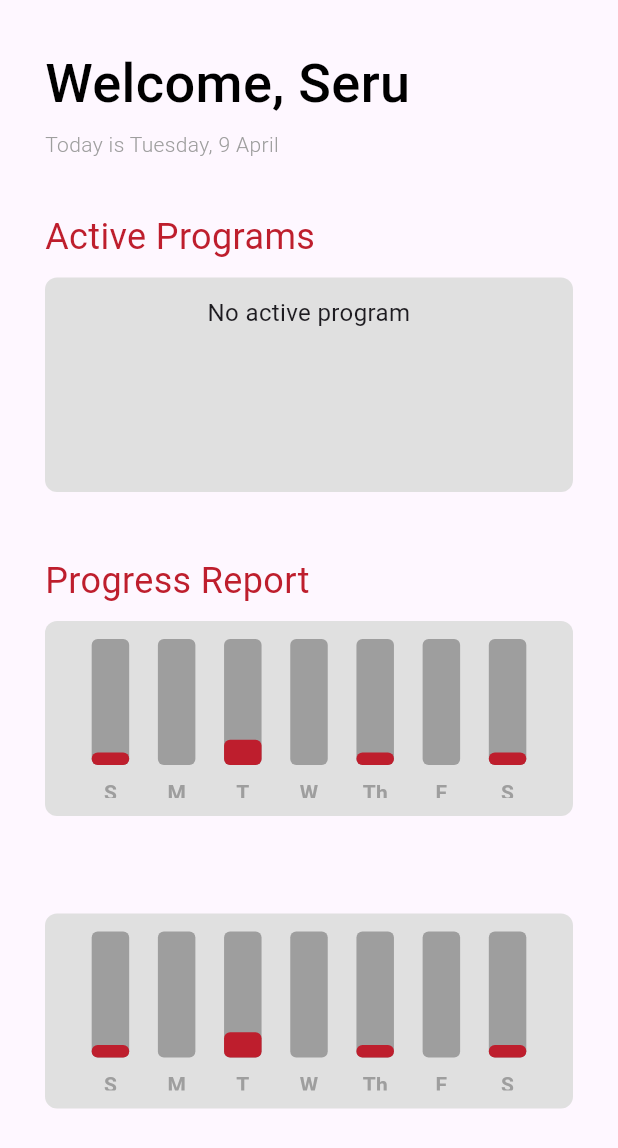
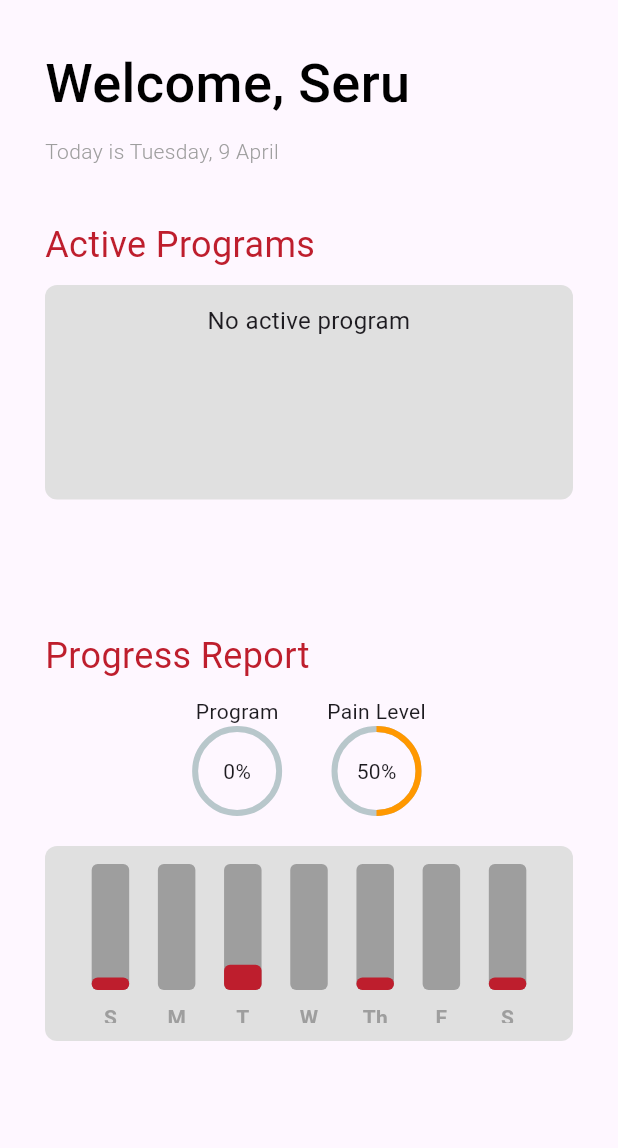
Before and after one commit to coar14/hiphab_hiptherapy, a Flutter app: the screen it shows after launch, on a phone screen of 412 x 824 dp. Shown: the top 1148 px of the screen. Run offline on Flutter 3.47's test engine with Material 3 defaults, Android fonts, the phone set to English and light mode, and no system bars; drawn by our look-alikes of fl_chart, percent_indicator; our stand-ins replace google_fonts; Roboto replaces fonts that are missing (Gellix).

Commit message:
added pie chart and adjust some charts

```diff
--- /dev/null
+++ b/lib/bargraph/pie_chart.dart
@@ -0,0 +1,36 @@
+import 'package:flutter/material.dart';
+import 'package:percent_indicator/percent_indicator.dart';
+
+class MyPieChart extends StatelessWidget {
+  const MyPieChart({super.key});
+
+  @override
+  Widget build(BuildContext context) {
+    return Scaffold(
+      body: Center(
+        child: Row(
+          mainAxisAlignment: MainAxisAlignment.center,
+          children: <Widget>[
+            CircularPercentIndicator(
+              radius: 30.0,
+              lineWidth: 4.0,
+              percent: 0.0,
+              header: new Text("Program"),
+              center: Text("0%"),
+              progressColor: Colors.red,
+            ),
+            SizedBox(width: 30.0),
+            CircularPercentIndicator(
+              radius: 30.0,
+              lineWidth: 4.0,
+              percent: 0.50,
+              header: new Text("Pain Level"),
+              center: Text("50%"),
+              progressColor: Colors.orange,
+            ),
+          ],
+        ),
+      ),
+    );
+  }
+}
--- a/lib/screens/home.dart
+++ b/lib/screens/home.dart
@@ -2,6 +2,7 @@ import 'package:flutter/material.dart';
 import 'package:google_fonts/google_fonts.dart';
 import 'package:intl/intl.dart';
 import 'package:therapy/bargraph/bar_graph.dart';
+import 'package:therapy/bargraph/pie_chart.dart';
 import 'package:therapy/themes/const_style.dart';
 
 class Home extends StatefulWidget {
@@ -32,7 +33,7 @@ class _HomeState extends State<Home> {
                   fontSize: 36,
                 ),
               ),
-              const SizedBox(height: 5),
+              const SizedBox(height: 10),
               Text(
                 'Today is $currentDate',
                 style: const TextStyle(
@@ -80,37 +81,23 @@ class _HomeState extends State<Home> {
                   fontSize: 24,
                 ),
               ),
+              Container(
+                height: 100,
+                child: MyPieChart(),
+              ),
               Expanded(
                 child: ListView.builder(
                   itemCount: 1,
                   itemBuilder: (BuildContext context, int index) {
                     return Container(
                       height: 130,
-                      width: double.infinity,
                       padding: EdgeInsets.all(12),
                       margin: EdgeInsets.symmetric(vertical: 10),
                       decoration: BoxDecoration(
                         color: Colors.grey[300],
                         borderRadius: BorderRadius.circular(8),
                       ),
-                      child: MyBarGraph(weeklySummary: weeklySummary),
-                    );
-                  },
-                ),
-              ),
-               Expanded(
-                child: ListView.builder(
-                  itemCount: 1,
-                  itemBuilder: (BuildContext context, int index) {
-                    return Container(
-                      height: 130,
-                      width: double.infinity,
-                      padding: EdgeInsets.all(12),
-                      margin: EdgeInsets.symmetric(vertical: 10),
-                      decoration: BoxDecoration(
-                        color: Colors.grey[300],
-                        borderRadius: BorderRadius.circular(8),
-                      ),
+                      //Text for exercises completed this week
                       child: MyBarGraph(weeklySummary: weeklySummary),
                     );
                   },
--- a/pubspec.yaml
+++ b/pubspec.yaml
@@ -38,6 +38,7 @@ dependencies:
   google_fonts: ^5.1.0
   intl: ^0.19.0
   fl_chart: ^0.60.0
+  percent_indicator: ^4.0.1
 
 dev_dependencies:
   flutter_test:
```
Also changed, not shown: lib/bargraph/bar_graph.dart (+9 -10 lines).
